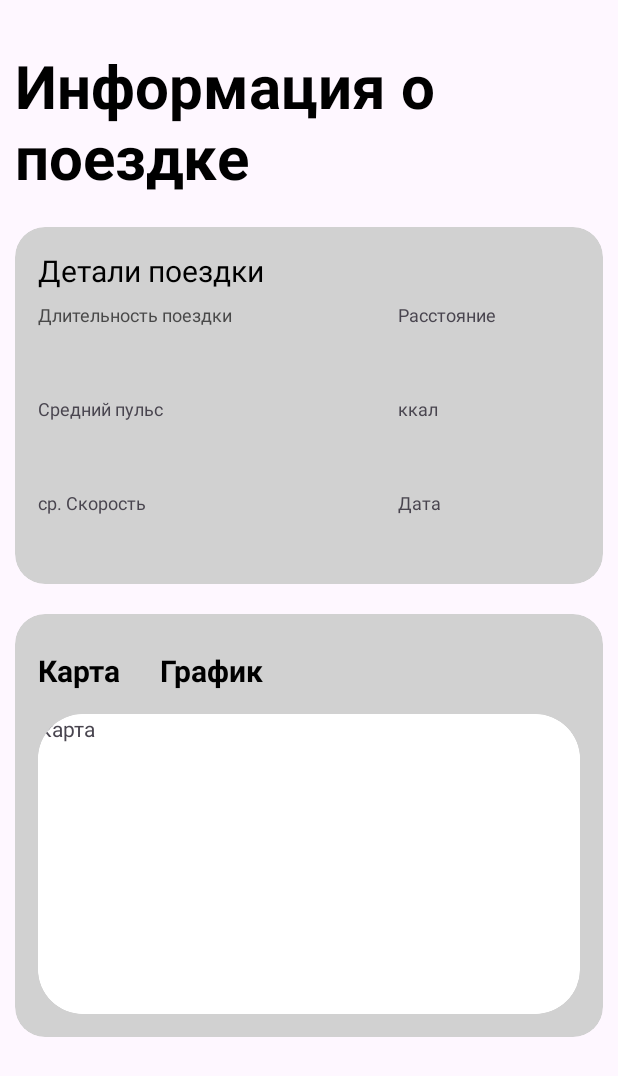
After one commit to HAZZABROI/BikeStat, an Android app: the DetailTrail screen opened directly, with no data from a screen before it, on a phone screen of 412 x 824 dp. The commit adds this screen. Shown: the top 1076 px of the screen. Run offline under Robolectric (Android 15) with nearby library versions, the phone set to English and light mode, and no system bars.

Commit message:
Created layout with additional info of trail(without working map and graph)

```diff
--- a/app/src/main/AndroidManifest.xml
+++ b/app/src/main/AndroidManifest.xml
@@ -12,6 +12,9 @@
         android:supportsRtl="true"
         android:theme="@style/Theme.BikeStat"
         tools:targetApi="31">
+        <activity
+            android:name=".activitys.DetailTrail"
+            android:exported="false" />
         <activity
             android:name=".activitys.MainActivity"
             android:exported="false"
--- /dev/null
+++ b/app/src/main/java/ru/rodniki/bikestat/activitys/DetailTrail.java
@@ -0,0 +1,77 @@
+package ru.rodniki.bikestat.activitys;
+
+import androidx.appcompat.app.AppCompatActivity;
+import androidx.cardview.widget.CardView;
+
+import android.content.Intent;
+import android.os.Bundle;
+import android.view.View;
+import android.widget.TextView;
+
+import ru.rodniki.bikestat.R;
+
+public class DetailTrail extends AppCompatActivity {
+
+    String totalTime, totalDistance, avgBPM, kkal, avgVelocity, startDate;
+    TextView startDateT, avgVelocityT, kkalT, avgBPMT, totalDistanceT,
+            totalTimeT, textMapT, textGraphT;
+
+    CardView cardMap;
+
+    @Override
+    protected void onCreate(Bundle savedInstanceState) {
+        super.onCreate(savedInstanceState);
+        setContentView(R.layout.activity_detail_trail);
+        Intent intent = getIntent();
+
+        startDateT = findViewById(R.id.dateStart);
+        avgVelocityT = findViewById(R.id.textAvgVelocity);
+        kkalT = findViewById(R.id.totalKkal);
+        avgBPMT = findViewById(R.id.textBPM);
+        totalDistanceT = findViewById(R.id.totalDistance);
+        totalTimeT = findViewById(R.id.totalTime);
+
+        textMapT = findViewById(R.id.textMap);
+        textGraphT = findViewById(R.id.textGraph);
+
+        cardMap = findViewById(R.id.cardMap);
+
+        getIntentExtras(intent);
+        setTextInfo();
+        toggleCards();
+
+    }
+
+    private void toggleCards(){
+        textMapT.setOnClickListener(new View.OnClickListener() {
+            @Override
+            public void onClick(View v) {
+                cardMap.setVisibility(View.VISIBLE);
+            }
+        });
+        textGraphT.setOnClickListener(new View.OnClickListener() {
+            @Override
+            public void onClick(View v) {
+                cardMap.setVisibility(View.INVISIBLE);
+            }
+        });
+    }
+
+    private void setTextInfo(){
+        startDateT.setText(startDate);
+        avgVelocityT.setText(avgVelocity);
+        kkalT.setText(kkal);
+        avgBPMT.setText(avgBPM);
+        totalDistanceT.setText(totalDistance);
+        totalTimeT.setText(totalTime);
+    }
+    private void getIntentExtras(Intent intent){
+        totalTime = intent.getStringExtra("totalTime");
+        totalDistance = intent.getStringExtra("totalDistance");
+        avgBPM = intent.getStringExtra("avgBPM");
+        kkal = intent.getStringExtra("kkal");
+        avgVelocity = intent.getStringExtra("avgVelocity");
+        startDate = intent.getStringExtra("startDate");
+    }
+
+}
--- a/app/src/main/java/ru/rodniki/bikestat/activitys/MainActivity.java
+++ b/app/src/main/java/ru/rodniki/bikestat/activitys/MainActivity.java
@@ -38,14 +38,16 @@ public class MainActivity extends AppCompatActivity {
         String[] infoTrailDateStart = getResources().getStringArray(R.array.trail_dateStart);
 
         String[] infoTrailID = getResources().getStringArray(R.array.trail_ids);
-        int[] infoTrailAvgBPM = getResources().getIntArray(R.array.trail_avgBPM);
-        int[] infoTrailAvgVelocity = getResources().getIntArray(R.array.trail_avgVelocity);
+        String[] infoTrailAvgBPM = getResources().getStringArray(R.array.trail_avgBPM);
+        String[] infoTrailAvgVelocity = getResources().getStringArray(R.array.trail_avgVelocity);
+        String[] infoTrailKkal = getResources().getStringArray(R.array.trail_kkal);
 
 
         for (int i = 0; i < infoTrailTimeStart.length; i++){
             infoTrailModels.add(new InfoTrailModel(infoTrailTimeStart[i],
                     infoTrailTimeTotal[i], infoTrailAvgBPM[i],
-                    infoTrailAvgVelocity[i], infoTrailTotalRange[i], infoTrailDateStart[i], infoTrailID[i]));
+                    infoTrailAvgVelocity[i], infoTrailTotalRange[i], infoTrailDateStart[i], infoTrailID[i], infoTrailKkal[i]));
         }
+
     }
 }
--- a/app/src/main/java/ru/rodniki/bikestat/adapters/BI_RecyclerViewAdapterFirst.java
+++ b/app/src/main/java/ru/rodniki/bikestat/adapters/BI_RecyclerViewAdapterFirst.java
@@ -1,6 +1,7 @@
 package ru.rodniki.bikestat.adapters;
 
 import android.content.Context;
+import android.content.Intent;
 import android.view.LayoutInflater;
 import android.view.View;
 import android.view.ViewGroup;
@@ -8,11 +9,13 @@ import android.widget.TextView;
 
 import androidx.annotation.NonNull;
 
+import androidx.cardview.widget.CardView;
 import androidx.recyclerview.widget.RecyclerView;
 
 import java.util.ArrayList;
 
 import ru.rodniki.bikestat.R;
+import ru.rodniki.bikestat.activitys.DetailTrail;
 import ru.rodniki.bikestat.models.InfoTrailModel;
 
 
@@ -39,7 +42,23 @@ public class BI_RecyclerViewAdapterFirst extends RecyclerView.Adapter<RecyclerVi
 
     @Override
     public void onBindViewHolder(@NonNull RecyclerView.ViewHolder holder, int position) {
-
+        int pos = position;
+        ((NormalViewHolder) holder).timeStart.setText(infoTrailModels.get(pos).getTimeStart());
+        ((NormalViewHolder) holder).timeTotal.setText(infoTrailModels.get(pos).getTimeTotal());
+        ((NormalViewHolder) holder).cardView.setOnClickListener(new View.OnClickListener() {
+            @Override
+            public void onClick(View v) {
+                Intent intent = new Intent(context, DetailTrail.class);
+                //TODO: Implement id's system
+                intent.putExtra("totalTime",infoTrailModels.get(pos).getTimeTotal());
+                intent.putExtra("totalDistance",infoTrailModels.get(pos).getTotalRange());
+                intent.putExtra("avgBPM",infoTrailModels.get(pos).getAvgBPM());
+                intent.putExtra("kkal",infoTrailModels.get(pos).getKkal());
+                intent.putExtra("avgVelocity",infoTrailModels.get(pos).getAvgVelocity());
+                intent.putExtra("startDate",infoTrailModels.get(pos).getDateStart());
+                context.startActivity(intent);
+            }
+        });
     }
 
     @Override
@@ -49,11 +68,12 @@ public class BI_RecyclerViewAdapterFirst extends RecyclerView.Adapter<RecyclerVi
 
     public static class NormalViewHolder extends RecyclerView.ViewHolder {
         TextView timeStart, timeTotal;
-
+        CardView cardView;
         public NormalViewHolder(@NonNull View itemView) {
             super(itemView);
             timeStart = itemView.findViewById(R.id.textTimeStart);
             timeTotal = itemView.findViewById(R.id.textTime);
+            cardView = itemView.findViewById(R.id.cardTrail);
         }
     }
 
--- a/app/src/main/java/ru/rodniki/bikestat/models/InfoTrailModel.java
+++ b/app/src/main/java/ru/rodniki/bikestat/models/InfoTrailModel.java
@@ -3,14 +3,15 @@ package ru.rodniki.bikestat.models;
 public class InfoTrailModel {
     String timeStart;
     String timeTotal;
-    int avgBPM;
-    int avgVelocity;
+    String avgBPM;
+    String avgVelocity;
     String totalRange;
     String dateStart;
     String id;
+    String kkal;
 
 
-    public InfoTrailModel(String timeStart, String timeTotal, int avgBPM, int avgVelocity, String totalRange, String dateStart, String id) {
+    public InfoTrailModel(String timeStart, String timeTotal, String avgBPM, String avgVelocity, String totalRange, String dateStart, String id, String kkal) {
         this.timeStart = timeStart;
         this.timeTotal = timeTotal;
         this.avgBPM = avgBPM;
@@ -18,6 +19,7 @@ public class InfoTrailModel {
         this.totalRange = totalRange;
         this.dateStart = dateStart;
         this.id = id;
+        this.kkal = kkal;
     }
 
 
@@ -30,11 +32,11 @@ public class InfoTrailModel {
     }
 
 
-    public int getAvgBPM() {
+    public String getAvgBPM() {
         return avgBPM;
     }
 
-    public int getAvgVelocity() {
+    public String getAvgVelocity() {
         return avgVelocity;
     }
 
@@ -51,11 +53,11 @@ public class InfoTrailModel {
     }
 
 
-    public void setAvgBPM(int avgBPM) {
+    public void setAvgBPM(String avgBPM) {
         this.avgBPM = avgBPM;
     }
 
-    public void setAvgVelocity(int avgVelocity) {
+    public void setAvgVelocity(String avgVelocity) {
         this.avgVelocity = avgVelocity;
     }
 
@@ -78,4 +80,12 @@ public class InfoTrailModel {
     public void setId(String id) {
         this.id = id;
     }
+
+    public String getKkal() {
+        return kkal;
+    }
+
+    public void setKkal(String kkal) {
+        this.kkal = kkal;
+    }
 }
--- /dev/null
+++ b/app/src/main/res/layout/activity_detail_trail.xml
@@ -0,0 +1,274 @@
+<?xml version="1.0" encoding="utf-8"?>
+<androidx.constraintlayout.widget.ConstraintLayout xmlns:android="http://schemas.android.com/apk/res/android"
+    xmlns:app="http://schemas.android.com/apk/res-auto"
+    xmlns:tools="http://schemas.android.com/tools"
+    android:layout_width="match_parent"
+    android:layout_height="match_parent"
+    tools:context=".activitys.DetailTrail">
+
+    <ScrollView
+        android:id="@+id/scrollView2"
+        android:layout_width="0dp"
+        android:layout_height="wrap_content"
+        app:layout_constraintEnd_toEndOf="parent"
+        app:layout_constraintStart_toStartOf="parent"
+        app:layout_constraintTop_toTopOf="parent">
+
+        <LinearLayout
+            android:layout_width="match_parent"
+            android:layout_height="wrap_content"
+            android:orientation="vertical">
+
+            <TextView
+                android:id="@+id/textView13"
+                android:layout_width="match_parent"
+                android:layout_height="wrap_content"
+                android:layout_marginLeft="10dp"
+                android:layout_marginTop="30dp"
+                android:layout_marginBottom="10dp"
+                android:text="Информация о поездке"
+                android:textColor="#000000"
+                android:textSize="40sp"
+                android:textStyle="bold" />
+
+            <androidx.cardview.widget.CardView
+                android:layout_width="match_parent"
+                android:layout_height="wrap_content"
+                android:layout_margin="10dp"
+                android:backgroundTint="@color/grey"
+                app:cardCornerRadius="20dp"
+                app:cardElevation="0dp">
+
+
+                <androidx.constraintlayout.widget.ConstraintLayout
+                    android:layout_width="match_parent"
+                    android:layout_height="match_parent">
+
+                    <TextView
+                        android:id="@+id/dateStart"
+                        android:layout_width="wrap_content"
+                        android:layout_height="wrap_content"
+                        android:text="2024-01-23"
+                        android:textColor="#000000"
+                        android:textSize="16sp"
+                        android:textStyle="bold"
+                        app:layout_constraintStart_toStartOf="@+id/textView18"
+                        app:layout_constraintTop_toBottomOf="@+id/textView18" />
+
+                    <TextView
+                        android:id="@+id/textView18"
+                        android:layout_width="wrap_content"
+                        android:layout_height="wrap_content"
+                        android:layout_marginTop="24dp"
+                        android:text="Дата"
+                        android:textSize="12sp"
+                        app:layout_constraintStart_toStartOf="@+id/totalKkal"
+                        app:layout_constraintTop_toBottomOf="@+id/totalKkal" />
+
+                    <TextView
+                        android:id="@+id/textAvgVelocity"
+                        android:layout_width="wrap_content"
+                        android:layout_height="wrap_content"
+                        android:layout_marginBottom="24dp"
+                        android:text="22 км/ч"
+                        android:textColor="#000000"
+                        android:textSize="16sp"
+                        android:textStyle="bold"
+                        app:layout_constraintBottom_toBottomOf="parent"
+                        app:layout_constraintStart_toStartOf="@+id/textView10"
+                        app:layout_constraintTop_toBottomOf="@+id/textView10" />
+
+                    <TextView
+                        android:id="@+id/textView10"
+                        android:layout_width="wrap_content"
+                        android:layout_height="wrap_content"
+                        android:layout_marginTop="24dp"
+                        android:text="ср. Скорость"
+                        android:textSize="12sp"
+                        app:layout_constraintStart_toStartOf="@+id/textBPM"
+                        app:layout_constraintTop_toBottomOf="@+id/textBPM" />
+
+                    <TextView
+                        android:id="@+id/totalKkal"
+                        android:layout_width="wrap_content"
+                        android:layout_height="wrap_content"
+                        android:text="120"
+                        android:textColor="#000000"
+                        android:textSize="16sp"
+                        android:textStyle="bold"
+                        app:layout_constraintStart_toStartOf="@+id/textView8"
+                        app:layout_constraintTop_toBottomOf="@+id/textView8" />
+
+                    <TextView
+                        android:id="@+id/textView8"
+                        android:layout_width="wrap_content"
+                        android:layout_height="wrap_content"
+                        android:layout_marginTop="24dp"
+                        android:text="ккал"
+                        android:textSize="12sp"
+                        app:layout_constraintStart_toStartOf="@+id/totalDistance"
+                        app:layout_constraintTop_toBottomOf="@+id/totalDistance" />
+
+                    <TextView
+                        android:id="@+id/textBPM"
+                        android:layout_width="wrap_content"
+                        android:layout_height="wrap_content"
+                        android:text="99"
+                        android:textColor="#000000"
+                        android:textSize="16sp"
+                        android:textStyle="bold"
+                        app:layout_constraintStart_toStartOf="@+id/textView6"
+                        app:layout_constraintTop_toBottomOf="@+id/textView6" />
+
+                    <TextView
+                        android:id="@+id/textView6"
+                        android:layout_width="wrap_content"
+                        android:layout_height="wrap_content"
+                        android:layout_marginTop="24dp"
+                        android:text="Средний пульс"
+                        android:textSize="12sp"
+                        app:layout_constraintStart_toStartOf="@+id/totalTime"
+                        app:layout_constraintTop_toBottomOf="@+id/totalTime" />
+
+                    <TextView
+                        android:id="@+id/totalDistance"
+                        android:layout_width="wrap_content"
+                        android:layout_height="wrap_content"
+                        android:text="2.5 км"
+                        android:textColor="#000000"
+                        android:textSize="16sp"
+                        android:textStyle="bold"
+                        app:layout_constraintStart_toStartOf="@+id/textView2"
+                        app:layout_constraintTop_toBottomOf="@+id/textView2" />
+
+                    <TextView
+                        android:id="@+id/textView2"
+                        android:layout_width="wrap_content"
+                        android:layout_height="wrap_content"
+                        android:layout_marginStart="110dp"
+                        android:layout_marginTop="7dp"
+                        android:text="Расстояние"
+                        android:textSize="12sp"
+                        app:layout_constraintStart_toEndOf="@+id/textView3"
+                        app:layout_constraintTop_toBottomOf="@+id/textView" />
+
+                    <TextView
+                        android:id="@+id/totalTime"
+                        android:layout_width="wrap_content"
+                        android:layout_height="wrap_content"
+                        android:text="00:00:25"
+                        android:textColor="#000000"
+                        android:textSize="16sp"
+                        android:textStyle="bold"
+                        app:layout_constraintStart_toStartOf="@+id/textView3"
+                        app:layout_constraintTop_toBottomOf="@+id/textView3" />
+
+
+                    <TextView
+                        android:id="@+id/textView"
+                        android:layout_width="wrap_content"
+                        android:layout_height="wrap_content"
+                        android:layout_marginStart="15dp"
+                        android:layout_marginTop="15dp"
+                        android:text="Детали поездки"
+                        android:textColor="@color/black"
+                        android:textSize="20sp"
+                        app:layout_constraintStart_toStartOf="parent"
+                        app:layout_constraintTop_toTopOf="parent" />
+
+                    <TextView
+                        android:id="@+id/textView3"
+                        android:layout_width="wrap_content"
+                        android:layout_height="wrap_content"
+                        android:layout_marginStart="15dp"
+                        android:text="Длительность поездки"
+                        android:textColor="#494949"
+                        android:textSize="12sp"
+                        app:layout_constraintBottom_toBottomOf="@+id/textView2"
+                        app:layout_constraintStart_toStartOf="parent" />
+
+
+                </androidx.constraintlayout.widget.ConstraintLayout>
+            </androidx.cardview.widget.CardView>
+
+            <androidx.cardview.widget.CardView
+                android:layout_width="match_parent"
+                android:layout_height="wrap_content"
+                android:layout_margin="10dp"
+                android:backgroundTint="@color/grey"
+                app:cardCornerRadius="20dp"
+                app:cardElevation="0dp" >
+
+                <androidx.constraintlayout.widget.ConstraintLayout
+                    android:layout_width="match_parent"
+                    android:layout_height="match_parent">
+
+                    <androidx.cardview.widget.CardView
+                        android:id="@+id/cardGraph"
+                        android:layout_width="0dp"
+                        android:layout_height="200dp"
+                        android:layout_margin="15dp"
+                        android:backgroundTint="@color/white"
+                        app:cardCornerRadius="30dp"
+                        app:cardElevation="0dp"
+                        app:layout_constraintBottom_toBottomOf="parent"
+                        app:layout_constraintEnd_toEndOf="parent"
+                        app:layout_constraintStart_toStartOf="parent"
+                        app:layout_constraintTop_toBottomOf="@+id/textGraph">
+
+                        <TextView
+                            android:id="@+id/textView17"
+                            android:layout_width="wrap_content"
+                            android:layout_height="wrap_content"
+                            android:text="график" />
+                    </androidx.cardview.widget.CardView>
+
+                    <androidx.cardview.widget.CardView
+                        android:id="@+id/cardMap"
+                        android:layout_width="0dp"
+                        android:layout_height="200dp"
+                        android:layout_margin="15dp"
+                        android:backgroundTint="@color/white"
+                        app:cardCornerRadius="30dp"
+                        app:cardElevation="0dp"
+                        app:layout_constraintBottom_toBottomOf="parent"
+                        app:layout_constraintEnd_toEndOf="parent"
+                        app:layout_constraintStart_toStartOf="parent"
+                        app:layout_constraintTop_toBottomOf="@+id/textGraph">
+
+                        <TextView
+                            android:id="@+id/textView16"
+                            android:layout_width="wrap_content"
+                            android:layout_height="wrap_content"
+                            android:text="Карта" />
+                    </androidx.cardview.widget.CardView>
+
+                    <TextView
+                        android:id="@+id/textGraph"
+                        android:layout_width="wrap_content"
+                        android:layout_height="wrap_content"
+                        android:layout_marginStart="26dp"
+                        android:text="График"
+                        android:textColor="#000000"
+                        android:textSize="20sp"
+                        android:textStyle="bold"
+                        app:layout_constraintBottom_toBottomOf="@+id/textMap"
+                        app:layout_constraintStart_toEndOf="@+id/textMap" />
+
+                    <TextView
+                        android:id="@+id/textMap"
+                        android:layout_width="wrap_content"
+                        android:layout_height="wrap_content"
+                        android:layout_marginStart="15dp"
+                        android:layout_marginTop="24dp"
+                        android:text="Карта"
+                        android:textColor="#000000"
+                        android:textSize="20sp"
+                        android:textStyle="bold"
+                        app:layout_constraintStart_toStartOf="parent"
+                        app:layout_constraintTop_toTopOf="parent" />
+                </androidx.constraintlayout.widget.ConstraintLayout>
+            </androidx.cardview.widget.CardView>
+        </LinearLayout>
+    </ScrollView>
+</androidx.constraintlayout.widget.ConstraintLayout>
--- a/app/src/main/res/layout/recycler_view_row.xml
+++ b/app/src/main/res/layout/recycler_view_row.xml
@@ -5,6 +5,7 @@
     android:layout_height="wrap_content">
 
     <androidx.cardview.widget.CardView
+        android:id="@+id/cardTrail"
         android:layout_width="match_parent"
         android:layout_height="wrap_content"
         android:layout_marginStart="8dp"
@@ -12,9 +13,10 @@
         android:layout_marginEnd="8dp"
         android:layout_marginBottom="5dp"
         android:backgroundTint="@color/grey"
+        android:clickable="true"
         android:elevation="0dp"
+        app:cardCornerRadius="20dp"
         app:cardElevation="0dp"
-        app:cardCornerRadius="20dp"
         app:layout_constraintBottom_toBottomOf="parent"
         app:layout_constraintEnd_toEndOf="parent"
         app:layout_constraintStart_toStartOf="parent"
--- a/app/src/main/res/values/strings.xml
+++ b/app/src/main/res/values/strings.xml
@@ -20,12 +20,12 @@
         <item>1234694</item>
     </string-array>
 
-    <string-array name="trail_timeTotalWeek">
-        <item>01:45:24</item>
-    </string-array>
-
-    <string-array name="trail_distanceTotalWeek">
-        <item>25</item>
+    <string-array name="trail_kkal">
+        <item>123</item>
+        <item>78</item>
+        <item>124</item>
+        <item>78</item>
+        <item>98</item>
     </string-array>
 
     <string-array name="trail_timeTotal">
@@ -52,20 +52,20 @@
         <item>2024-02-25</item>
     </string-array>
 
-    <integer-array name="trail_avgBPM">
+    <string-array name="trail_avgBPM">
         <item>78</item>
         <item>89</item>
         <item>99</item>
         <item>99</item>
         <item>99</item>
-    </integer-array>
+    </string-array>
 
-    <integer-array name="trail_avgVelocity">
+    <string-array name="trail_avgVelocity">
         <item>33</item>
         <item>22</item>
         <item>16</item>
         <item>16</item>
         <item>16</item>
-    </integer-array>
+    </string-array>
 
 </resources>
```
